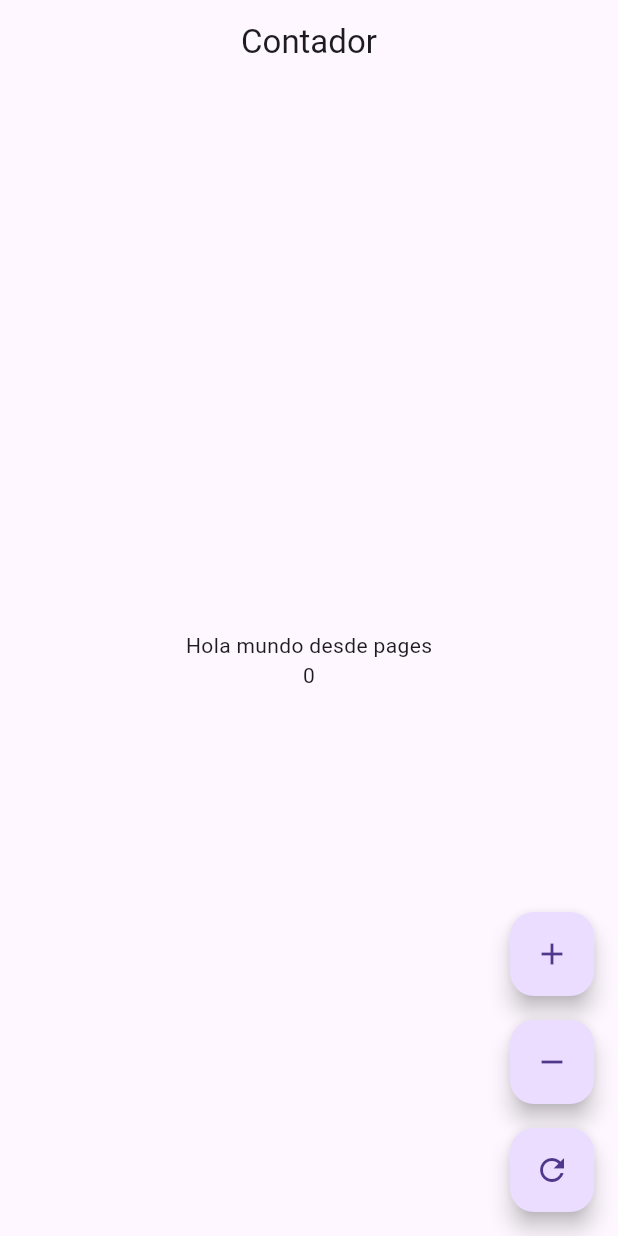
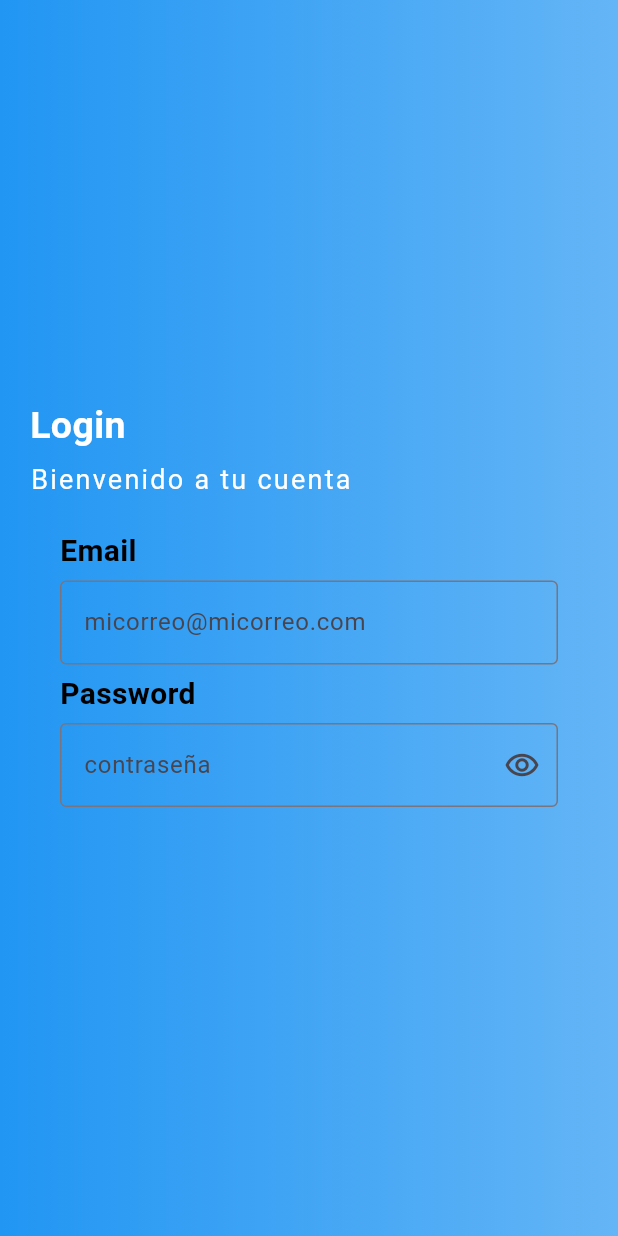
Before and after one commit to Sliferyfire/counter_test, a Flutter app: the screen it shows after launch, on a phone screen of 412 x 824 dp. Run offline on Flutter 3.47's test engine with Material 3 defaults, Android fonts, the phone set to English and light mode, and no system bars.

Commit message:
Se agrega pagina de login con formulario basico

```diff
--- a/lib/main.dart
+++ b/lib/main.dart
@@ -1,4 +1,5 @@
-import 'package:counter_test/pages/home_page.dart';
+// import 'package:counter_test/pages/home_page.dart';
+import 'package:counter_test/pages/login_page.dart';
 import 'package:flutter/material.dart';
 
 void main() => runApp(const MyApp());
@@ -8,6 +9,6 @@ class MyApp extends StatelessWidget {
 
   @override
   Widget build(BuildContext context) {
-    return const MaterialApp(title: 'Material App ', home: HomePage());
+    return const MaterialApp(title: 'Material App ', home: LoginPage());
   }
 }
--- /dev/null
+++ b/lib/pages/login_page.dart
@@ -0,0 +1,132 @@
+import 'package:flutter/material.dart';
+
+class LoginPage extends StatefulWidget {
+  const LoginPage({super.key});
+
+  @override
+  State<LoginPage> createState() => _LoginPageState();
+}
+
+class _LoginPageState extends State<LoginPage> {
+  @override
+  Widget build(BuildContext context) {
+    return const Scaffold(
+      body: Stack(
+        children: [
+          Fondo(),
+          Contenido(),
+        ],
+      ),
+    );
+  }
+}
+
+class Fondo extends StatelessWidget {
+  const Fondo({super.key});
+
+  @override
+  Widget build(BuildContext context) {
+    return Container(
+      decoration: BoxDecoration(
+        gradient: LinearGradient(
+          begin: Alignment.centerRight,
+          end: Alignment.centerLeft,
+          colors: [
+            Colors.blue.shade300,
+            Colors.blue,
+          ],
+        ),
+      ),
+    );
+  }
+}
+
+class Contenido extends StatefulWidget {
+  const Contenido({super.key});
+
+  @override
+  State<Contenido> createState() => _ContenidoState();
+}
+
+class _ContenidoState extends State<Contenido> {
+  @override
+  Widget build(BuildContext context) {
+    return const Padding(
+      padding: EdgeInsets.symmetric(horizontal: 20),
+      child: Column(
+        mainAxisAlignment: MainAxisAlignment.center,
+        crossAxisAlignment: CrossAxisAlignment.start,
+        children: [
+          Text(
+            'Login',
+            style: TextStyle(
+                color: Colors.white, fontWeight: FontWeight.bold, fontSize: 25),
+          ),
+          SizedBox(height: 5),
+          Text(
+            'Bienvenido a tu cuenta',
+            style: TextStyle(
+                color: Colors.white, fontSize: 18, letterSpacing: 1.5),
+          ),
+          Datos(),
+        ],
+      ),
+    );
+  }
+}
+
+class Datos extends StatefulWidget {
+  const Datos({super.key});
+
+  @override
+  State<Datos> createState() => _DatosState();
+}
+
+class _DatosState extends State<Datos> {
+  @override
+  Widget build(BuildContext context) {
+    return Container(
+      padding: const EdgeInsets.all(20),
+      child: Column(
+        crossAxisAlignment: CrossAxisAlignment.start,
+        children: [
+          const Text(
+            'Email',
+            style: TextStyle(
+              color: Colors.black,
+              fontWeight: FontWeight.bold,
+              fontSize: 20,
+            ),
+          ),
+          const SizedBox(height: 5),
+          TextFormField(
+            keyboardType: TextInputType.emailAddress,
+            decoration: const InputDecoration(
+                border: OutlineInputBorder(),
+                hintText: 'micorreo@micorreo.com'),
+          ),
+          const SizedBox(height: 5),
+          const Text(
+            'Password',
+            style: TextStyle(
+              color: Colors.black,
+              fontWeight: FontWeight.bold,
+              fontSize: 20,
+            ),
+          ),
+          const SizedBox(height: 5),
+          TextFormField(
+            obscureText: true,
+            decoration: InputDecoration(
+                border: const OutlineInputBorder(),
+                hintText: 'contraseña',
+                suffixIcon: IconButton(
+                  icon: const Icon(Icons.remove_red_eye_outlined),
+                  onPressed: () {},
+                )),
+          )
+        ],
+      ),
+    );
+  }
+}
```
